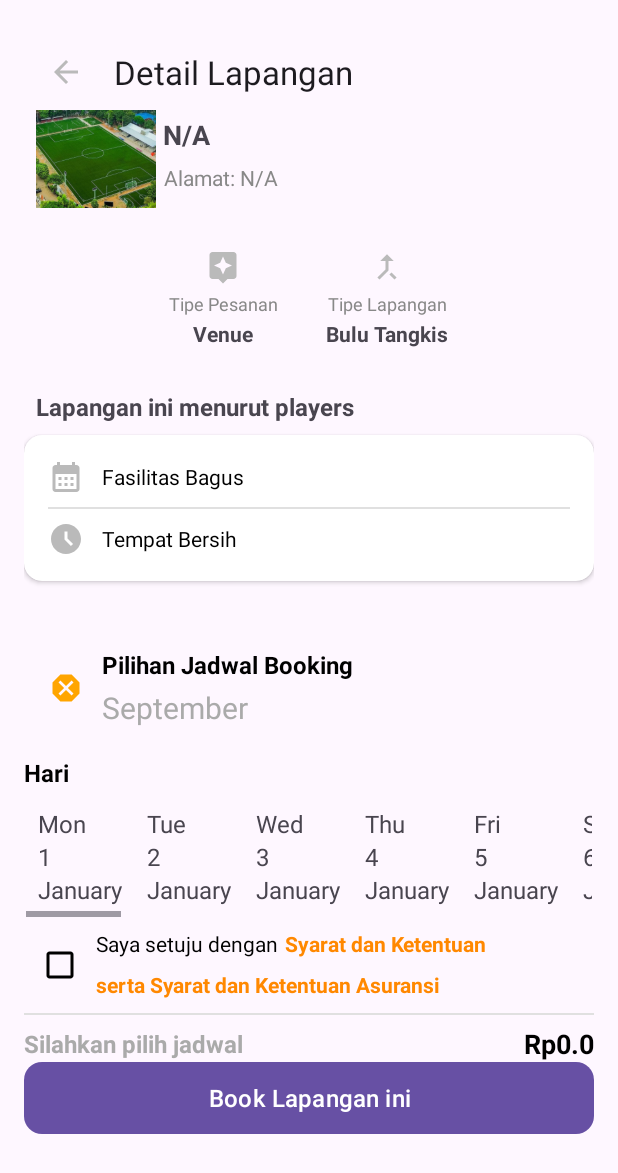
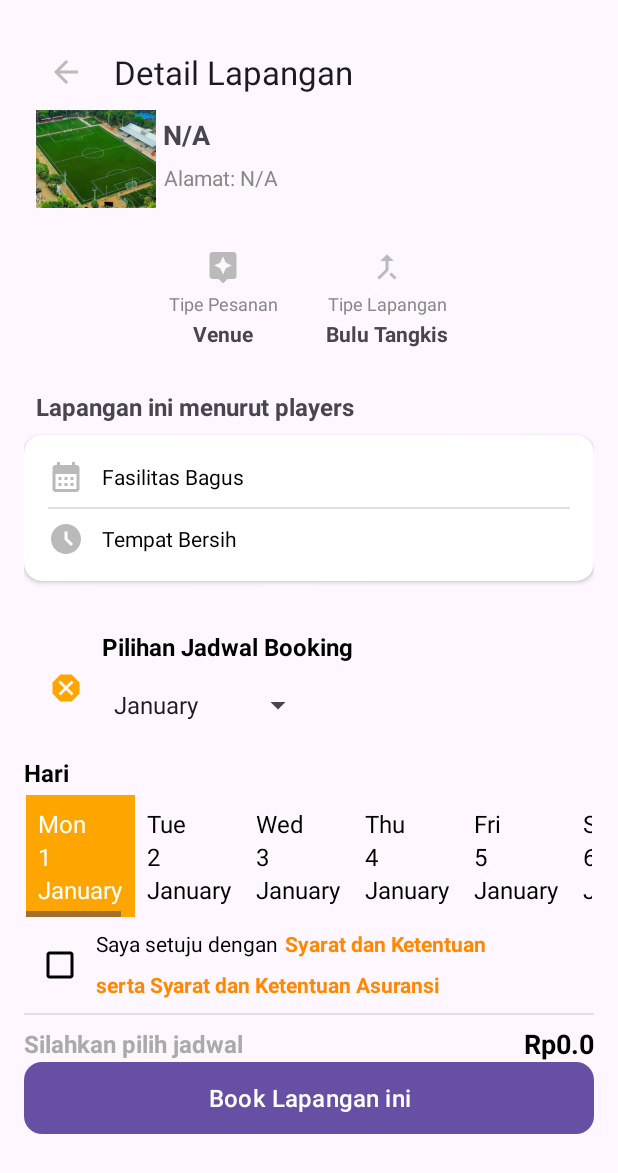
Before and after one commit to Eredith/SportsBooking1, an Android app: the DetailLapanganActivity screen opened directly, with no data from a screen before it, after a tap on "Mon", on a phone screen of 412 x 824 dp. Shown: the top 1173 px of the screen. Run offline under Robolectric (Android 15) with nearby library versions, the phone set to English and light mode, and no system bars; pictures from the network do not load.

Commit message:
PULL EKAA

```diff
--- a/app/src/main/java/com/example/sportsbooking/days/Day.kt
+++ b/app/src/main/java/com/example/sportsbooking/days/Day.kt
@@ -4,5 +4,6 @@ data class Day(
     val name: String,    // e.g., "Mon"
     val date: Int,       // e.g., 25
     val month: String,   // e.g., "Januari"
+    var selected: Boolean = false,
     val isAvailable: Boolean = true // Optional availability status
 )
--- a/app/src/main/java/com/example/sportsbooking/days/DaysAdapter.kt
+++ b/app/src/main/java/com/example/sportsbooking/days/DaysAdapter.kt
@@ -1,6 +1,7 @@
 // DaysAdapter.kt
 package com.example.sportsbooking.days
 
+import android.graphics.Color
 import android.view.LayoutInflater
 import android.view.View
 import android.view.ViewGroup
@@ -41,7 +42,17 @@ class DaysAdapter(private var daysList: List<Day>, private val onDateClick: (Day
         holder.dayNumber.text = day.date.toString()
         holder.monthName.text = day.month
 
-        holder.itemView.isSelected = (selectedPosition == position)
+        if (selectedPosition == position) {
+            holder.dayName.setTextColor(Color.WHITE)
+            holder.dayNumber.setTextColor(Color.WHITE)
+            holder.monthName.setTextColor(Color.WHITE)
+            holder.itemView.setBackgroundColor(Color.parseColor("#FFA500")) // Orange color
+        } else {
+            holder.dayName.setTextColor(Color.BLACK)
+            holder.dayNumber.setTextColor(Color.BLACK)
+            holder.monthName.setTextColor(Color.BLACK)
+            holder.itemView.setBackgroundColor(Color.TRANSPARENT)
+        }
     }
 
     override fun getItemCount(): Int {
--- a/app/src/main/java/com/example/sportsbooking/detaillapangan/DetailLapanganActivity.kt
+++ b/app/src/main/java/com/example/sportsbooking/detaillapangan/DetailLapanganActivity.kt
@@ -2,6 +2,10 @@ package com.example.sportsbooking.detaillapangan
 
 import android.content.Intent
 import android.os.Bundle
+import android.view.View
+import android.widget.AdapterView
+import android.widget.ArrayAdapter
+import android.widget.Spinner
 import android.widget.Toast
 import androidx.appcompat.app.AppCompatActivity
 import androidx.recyclerview.widget.LinearLayoutManager
@@ -12,6 +16,7 @@ import com.example.sportsbooking.R
 import com.example.sportsbooking.databinding.DetailLapanganBinding
 import com.example.sportsbooking.days.Day
 import com.example.sportsbooking.days.DaysAdapter
+import com.example.sportsbooking.booking.BookingAdapter
 import java.util.Locale
 
 class DetailLapanganActivity : AppCompatActivity() {
@@ -83,6 +88,23 @@ class DetailLapanganActivity : AppCompatActivity() {
 
         binding.insuranceLink.setOnClickListener {
             openWebPage("https://www.example.com/insurance-terms")
+        }
+        val monthSpinner: Spinner = findViewById(R.id.monthSpinner)
+        val months = resources.getStringArray(R.array.months)
+        val adapter = ArrayAdapter(this, android.R.layout.simple_spinner_item, months)
+        adapter.setDropDownViewResource(android.R.layout.simple_spinner_dropdown_item)
+        monthSpinner.adapter = adapter
+
+        // Set listener for month selection
+        monthSpinner.onItemSelectedListener = object : AdapterView.OnItemSelectedListener {
+            override fun onItemSelected(parent: AdapterView<*>, view: View?, position: Int, id: Long) {
+                selectedMonth = position // Update selectedMonth based on user selection
+                setupDaysRecyclerView() // Refresh days based on new month
+            }
+
+            override fun onNothingSelected(parent: AdapterView<*>) {
+                // Do nothing
+            }
         }
     }
 
--- a/app/src/main/res/layout/detail_lapangan.xml
+++ b/app/src/main/res/layout/detail_lapangan.xml
@@ -286,15 +286,13 @@
                 android:textSize="16sp"
                 android:textStyle="bold" />
 
-            <!-- Subtitle Text -->
-            <TextView
-                android:id="@+id/cancellation_policy_description"
+            <!-- res/layout/activity_detail_lapangan.xml -->
+            <Spinner
+                android:id="@+id/monthSpinner"
                 android:layout_width="wrap_content"
                 android:layout_height="wrap_content"
-                android:layout_marginTop="4dp"
-                android:text="September"
-                android:textColor="@android:color/darker_gray"
-                android:textSize="20sp" />
+                android:layout_marginTop="16dp"
+                android:layout_marginBottom="16dp"/>
         </LinearLayout>
     </LinearLayout>
     <!-- Title for 'Detail Transaksi' -->
--- a/app/src/main/res/layout/item_day.xml
+++ b/app/src/main/res/layout/item_day.xml
@@ -3,6 +3,7 @@
     android:layout_width="wrap_content"
     android:layout_height="wrap_content"
     android:orientation="vertical"
+    android:background="@color/white"
     android:padding="8dp">
 
     <TextView
--- a/app/src/main/res/values/strings.xml
+++ b/app/src/main/res/values/strings.xml
@@ -32,6 +32,20 @@
     <string name="back_button_desc">Back</string>
     <string name="error_booking">Error: Unable to proceed with booking.</string>
     <string name="venue_image" />
-
+    <!-- res/values/strings.xml -->
+    <string-array name="months">
+        <item>January</item>
+        <item>February</item>
+        <item>March</item>
+        <item>April</item>
+        <item>May</item>
+        <item>June</item>
+        <item>July</item>
+        <item>August</item>
+        <item>September</item>
+        <item>October</item>
+        <item>November</item>
+        <item>December</item>
+    </string-array>
 
 </resources>
```
